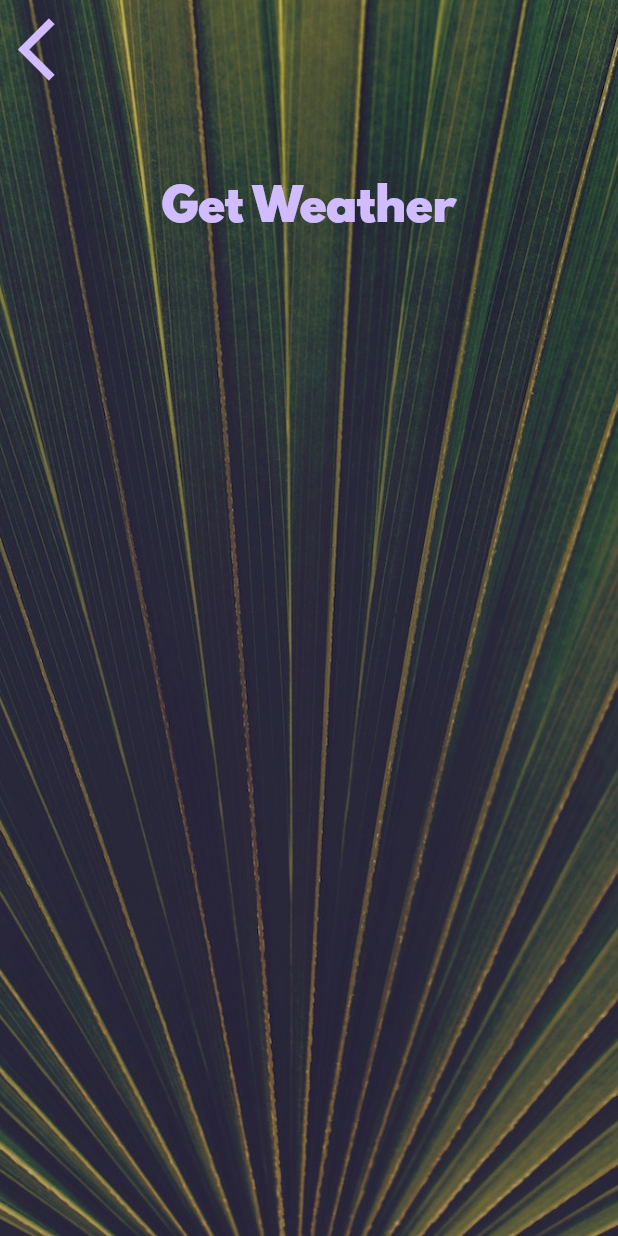
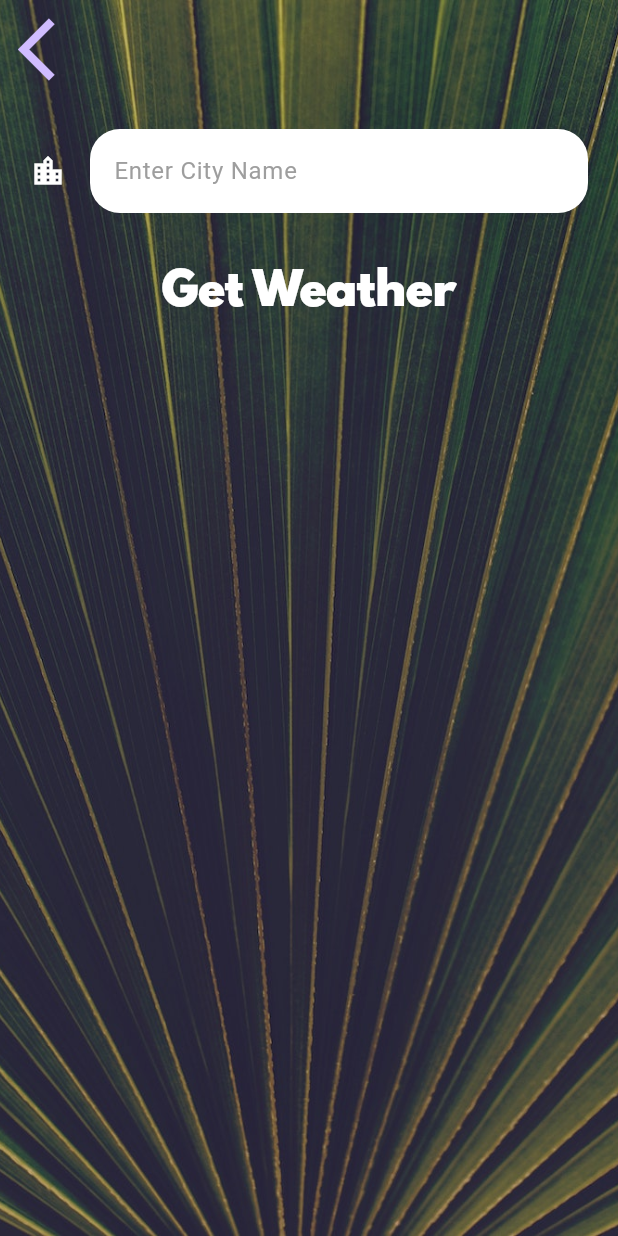
Before and after one commit to msjkee/ClimaApp, a Flutter app: the CityScreen screen opened directly, on a phone screen of 412 x 824 dp. Run offline on Flutter 3.47's test engine with Material 3 defaults, Android fonts, the phone set to English and light mode, and no system bars; our stand-ins replace flutter_dotenv, flutter_spinkit, geolocator; network calls fail.

Commit message:
TextField widget is added into city screen and designed basically

```diff
--- a/lib/screens/city_screen.dart
+++ b/lib/screens/city_screen.dart
@@ -37,7 +37,15 @@ class _CityScreenState extends State<CityScreen> {
                 ),
                 Container(
                   padding: EdgeInsets.all(20.0),
-                  child: null
+                  child: TextField(
+                    style: TextStyle(
+                      color: Colors.black
+                    ),
+                    decoration: kTextFieldInputDecoration,
+                    onChanged: (value) {
+                      print(value);
+                    },
+                  )
                 ),
                 TextButton(
                     onPressed: () {
--- a/lib/utilities/constants.dart
+++ b/lib/utilities/constants.dart
@@ -13,7 +13,8 @@ const kMessageTextStyle = TextStyle(
 
 const kButtonTextStyle = TextStyle(
   fontSize: 30.0,
-  fontFamily: 'Spartan MB'
+  fontFamily: 'Spartan MB',
+  color: Colors.white
 );
 
 const kConditionTextStyle = TextStyle(
@@ -24,3 +25,18 @@ const spinKit = SpinKitDoubleBounce(
   color: Colors.white,
   size: 100.0
 );
+
+const kTextFieldInputDecoration = InputDecoration(
+    filled: true,
+    fillColor: Colors.white,
+    icon: Icon(Icons.location_city),
+    iconColor: Colors.white,
+    hintText: 'Enter City Name',
+    hintStyle: TextStyle(
+        color: Colors.grey
+    ),
+    border: OutlineInputBorder(
+        borderRadius: BorderRadius.all(Radius.circular(20.0)),
+        borderSide: BorderSide.none
+    )
+);
```
